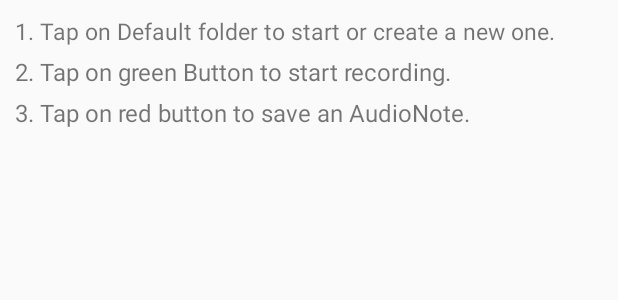
After one commit to marshallepie/WhatDidUSay_Android, an Android app: the layout first_time_dialog.xml on its own in the app's theme, with its tools: preview values and no code run, on a phone screen of 412 x 824 dp. The commit adds this screen. Shown: the top 300 px of the screen. Run offline under Robolectric (Android 15) with nearby library versions, the phone set to English and light mode, and no system bars.

Commit message:
pop up added and changes

```diff
--- a/app/src/main/java/com/marshallepie/root/whatdidusay/Activities/MainActivity.java
+++ b/app/src/main/java/com/marshallepie/root/whatdidusay/Activities/MainActivity.java
@@ -12,6 +12,7 @@
 /**
  * Created by dottechnologies on 31/8/15.
  */
+
 public class MainActivity extends AppCompatActivity{
 
     private View mViewActionbar;
--- a/app/src/main/java/com/marshallepie/root/whatdidusay/Adapters/AdapterRecordingFolder.java
+++ b/app/src/main/java/com/marshallepie/root/whatdidusay/Adapters/AdapterRecordingFolder.java
@@ -258,8 +258,7 @@
                         if (!editString.equals("")) {
 
                             db.updateName(mList.get(pos).getId(), editString);
-                            mList.get(pos).setName(editString);
-                            notifyDataSetChanged();
+                            recordingActivity.notifyData();
 
                         } else {
                             showErrorDialog();
--- a/app/src/main/java/com/marshallepie/root/whatdidusay/Database/DataBaseHelper.java
+++ b/app/src/main/java/com/marshallepie/root/whatdidusay/Database/DataBaseHelper.java
@@ -123,6 +123,7 @@
         // looping through all rows and adding to list
         if (cursor.moveToFirst()) {
             do {
+
                 ModelRecording record = new ModelRecording();
                 record.setId(cursor.getString(cursor.getColumnIndex(KEY_ID)));
                 record.setName(cursor.getString(cursor.getColumnIndex(KEY_RECORD_NAME)));
@@ -133,7 +134,7 @@
                 record.setDuration(cursor.getString(cursor.getColumnIndex(KEY_RECORD_DURATION)));
                 record.setIsForDelete(false);
                 record.setIsPlaying(false);
-
+                Log.e("fle path","");
                 recordtList.add(record);
             } while (cursor.moveToNext());
         }
--- a/app/src/main/java/com/marshallepie/root/whatdidusay/Helpers/Prefrences.java
+++ b/app/src/main/java/com/marshallepie/root/whatdidusay/Helpers/Prefrences.java
@@ -16,6 +16,7 @@
 	public static String KEY_RECORD_DURATION = "KEY_RECORD_DURATION";
 	public static String KEY_RECORD_ID = "KEY_RECORD_ID";
 	public static String KEY_IN_APP = "KEY_IN_APP";
+	public static String KEY_FIRST_TIME_DILAOG = "KEY_FIRST_TIME";
 
 	public static  String ACCESS_KEY_NAME = "ACCESS_KEY";
 	public static  String ACCESS_SECRET_NAME = "ACCESS_SECRET";
--- /dev/null
+++ b/app/src/main/res/layout/first_time_dialog.xml
@@ -0,0 +1,31 @@
+<?xml version="1.0" encoding="utf-8"?>
+<LinearLayout xmlns:android="http://schemas.android.com/apk/res/android"
+    android:layout_width="match_parent"
+    android:layout_height="wrap_content"
+    android:padding="10dp"
+    android:orientation="vertical">
+
+    <TextView
+        android:layout_width="match_parent"
+        android:layout_height="wrap_content"
+        android:text="1. Tap on Default folder to start or create a new one."
+        android:textSize="15sp"/>
+
+
+    <TextView
+        android:layout_width="match_parent"
+        android:layout_height="wrap_content"
+        android:text="2. Tap on green Button to start recording."
+        android:layout_marginTop="5dp"
+        android:textSize="16sp"/>
+
+    <TextView
+        android:layout_width="match_parent"
+        android:layout_height="wrap_content"
+        android:text="3. Tap on red button to save an AudioNote."
+        android:layout_marginTop="5dp"
+        android:textSize="16sp"/>
+
+
+
+</LinearLayout>
--- a/app/src/main/res/layout/track_list_custom.xml
+++ b/app/src/main/res/layout/track_list_custom.xml
@@ -74,6 +74,7 @@
 
     </LinearLayout>
 
+
     <TextView
         android:id="@+id/record_time"
         android:layout_width="wrap_content"
@@ -87,10 +88,11 @@
 
     <ImageView
         android:id="@+id/button_delete"
-        android:layout_width="20dp"
-        android:layout_height="20dp"
+        android:layout_width="wrap_content"
+        android:layout_height="wrap_content"
         android:layout_marginRight="5dp"
         android:layout_marginLeft="5dp"
+        android:padding="12dp"
         android:layout_gravity="center_vertical"
         android:src="@drawable/ic_delete_uncheck" />
 
```
Also changed, not shown: app/src/main/java/com/marshallepie/root/whatdidusay/Activities/RecordingActivity.java (+10 -0 lines), app/src/main/java/com/marshallepie/root/whatdidusay/Activities/SliderActivity.java (+29 -1 lines), app/src/main/java/com/marshallepie/root/whatdidusay/Activities/SplashActivity.java (+16 -0 lines), app/src/main/java/com/marshallepie/root/whatdidusay/Adapters/AdapterFolders.java (+5 -4 lines), app/src/main/java/com/marshallepie/root/whatdidusay/Fragments/HomeFragment.java (+25 -8 lines), app/src/main/java/com/marshallepie/root/whatdidusay/Helpers/FileHelpers.java (+44 -11 lines), app/src/main/java/com/marshallepie/root/whatdidusay/Helpers/RecordingHelpers.java (+33 -2 lines), app/src/main/res/drawable-xhdpi/ic_logo.png.
